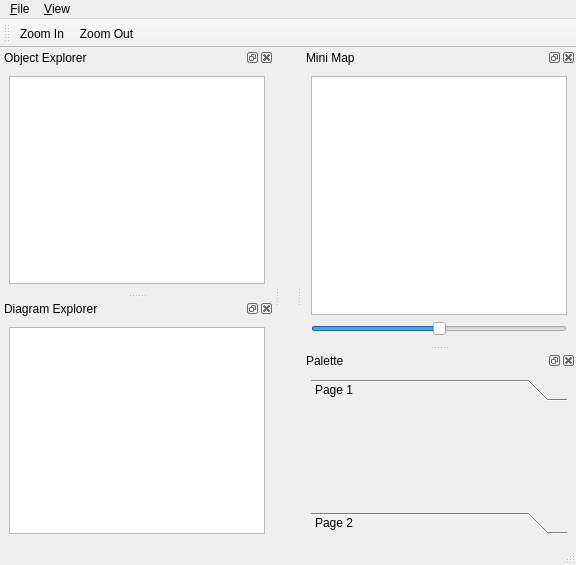
Qt form branches/new-repo-experimenting/mainwindow/mainwindow.ui (qreal/qreal) before a commit.
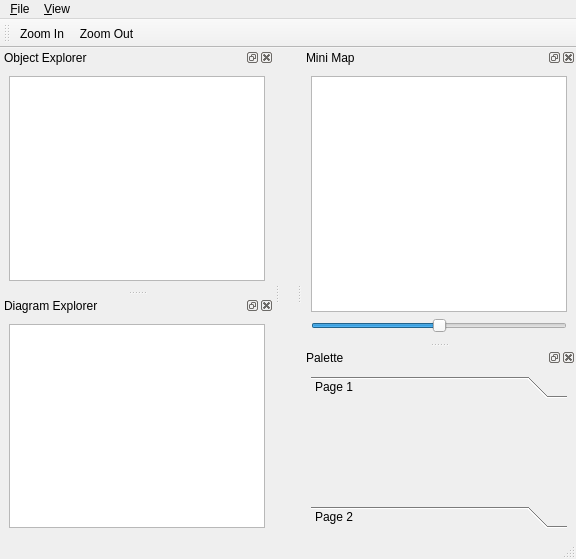
The same form after that commit. Icons and pictures are not drawn.

Patch:
```diff
--- a/branches/new-repo-experimenting/mainwindow/mainwindow.ui
+++ b/branches/new-repo-experimenting/mainwindow/mainwindow.ui
@@ -6,7 +6,7 @@
     <x>0</x>
     <y>0</y>
     <width>576</width>
-    <height>565</height>
+    <height>559</height>
    </rect>
   </property>
   <property name="windowTitle" >
@@ -172,8 +172,8 @@
          <rect>
           <x>0</x>
           <y>0</y>
-          <width>129</width>
-          <height>163</height>
+          <width>92</width>
+          <height>223</height>
          </rect>
         </property>
         <attribute name="label" >
```
Left out of the diff: 11 changed lines with no effect on the pictures.
